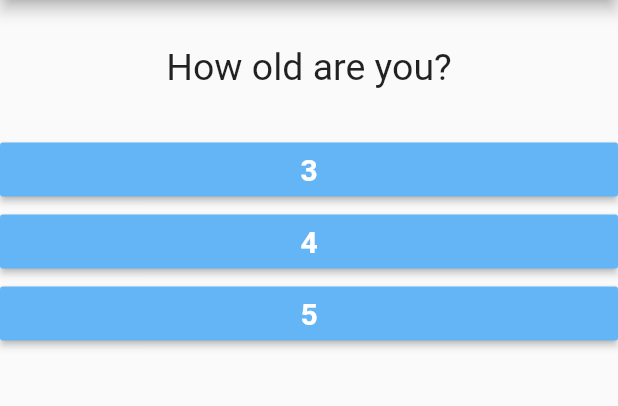
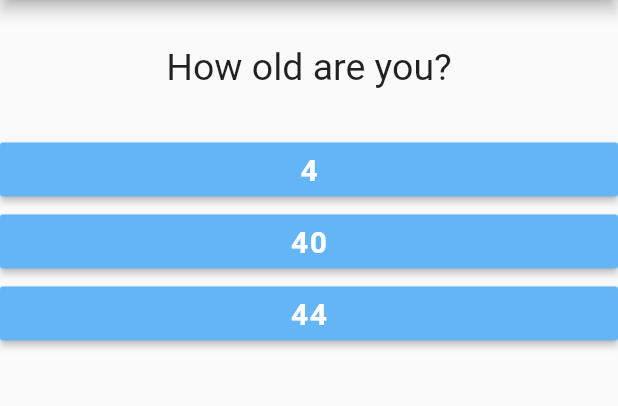
Before and after one commit to cmv2019/central, a Flutter app: the screen it shows after launch, after a tap on "Sanju", on a phone screen of 412 x 824 dp, the part 84-490 px from its top. Run offline on Flutter 3.47's test engine with Material 2 defaults, Android fonts, the phone set to English and light mode, and no system bars.

Commit message:
modifed main.dart file

```diff
--- a/first_app/lib/main.dart
+++ b/first_app/lib/main.dart
@@ -26,9 +26,9 @@ class _MyAppState extends State<MyApp> {
     {
       'question': 'How old are you?',
       'answers': [
-        {'ans': '3', 'score': 0},
-        {'ans': '4', 'score': 1},
-        {'ans': '5', 'score': 2}
+        {'ans': '4', 'score': 0},
+        {'ans': '40', 'score': 1},
+        {'ans': '44', 'score': 2}
       ]
     },
     {
```
